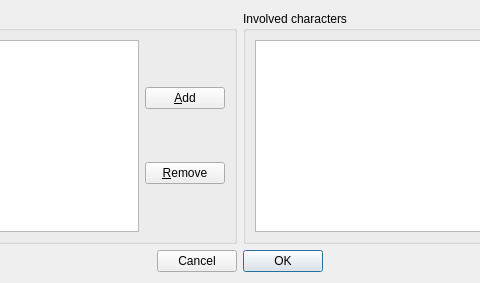
First picture: the form in sources/windows/SelectCharacterDialog.ui, repository ViviCoder/GM-Assistant, before the edit; both pictures show x 140 to 620 and y 0 to 283 of the 760 by 283 pixel window.
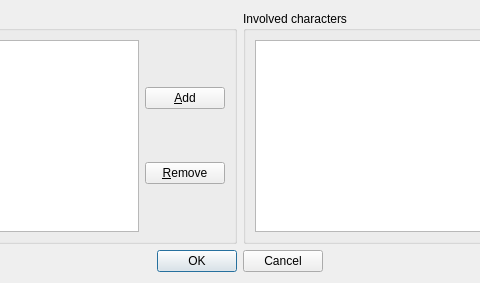
Second picture: the form after the edit. Icons and pictures are not drawn.

Commit message: Fix weird graphical bug with RightToLeft ButtonBox layout

```diff
--- a/sources/windows/SelectCharacterDialog.ui
+++ b/sources/windows/SelectCharacterDialog.ui
@@ -108,7 +108,7 @@
         </sizepolicy>
        </property>
        <property name="layoutDirection">
-        <enum>Qt::RightToLeft</enum>
+        <enum>Qt::LeftToRight</enum>
        </property>
        <property name="standardButtons">
         <set>QDialogButtonBox::Cancel|QDialogButtonBox::Ok</set>
```
The commit also changes 1 other file.
